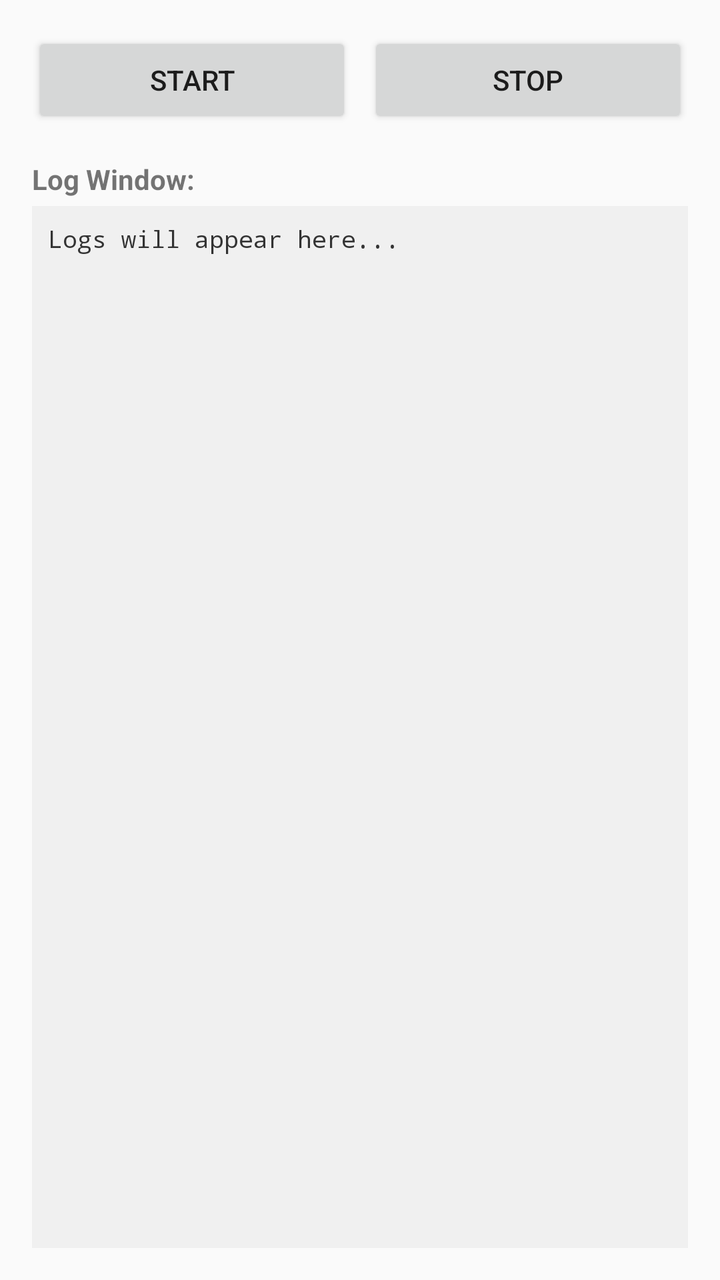
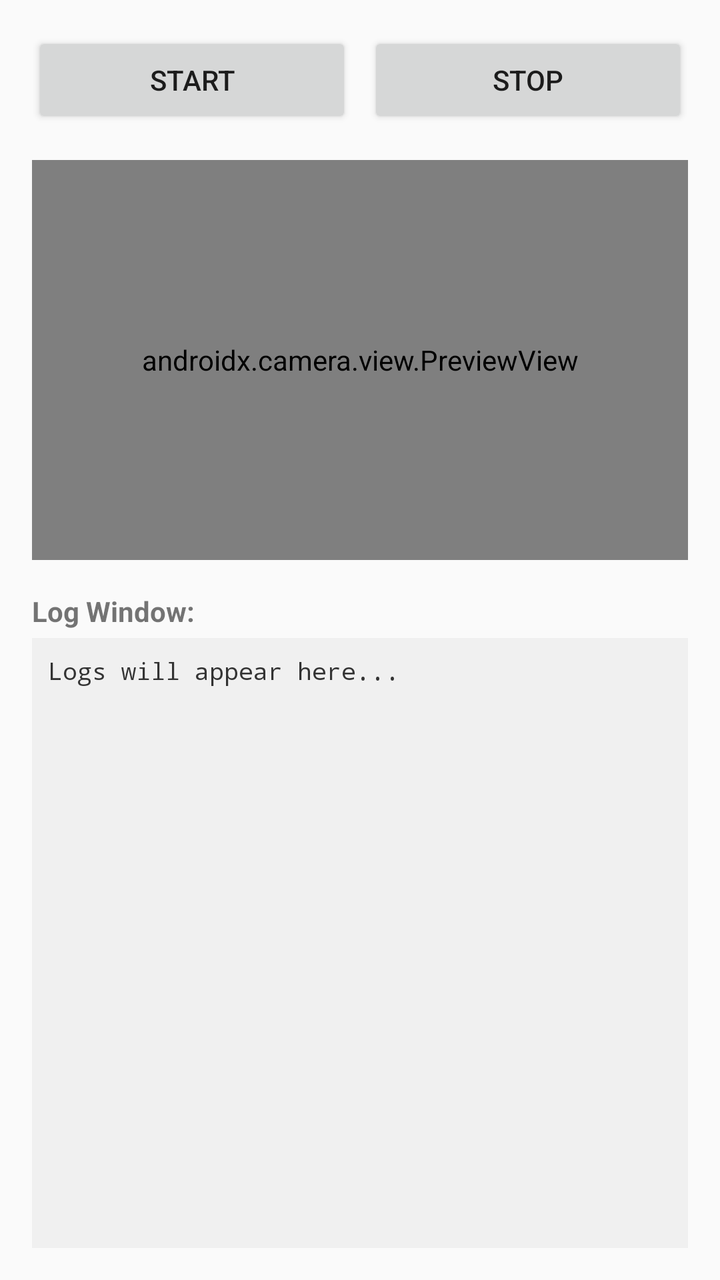

Two renders of the same Android screen: before a commit and after it. Below are the layout's source before the change and the commit's diff.
<!-- AndroidManifest.xml: activity theme Theme.Ekolodning -->
<!-- res/layout/activity_main.xml -->
<?xml version="1.0" encoding="utf-8"?>
<LinearLayout
    xmlns:android="http://schemas.android.com/apk/res/android"
    android:layout_width="match_parent"
    android:layout_height="match_parent"
    android:orientation="vertical"
    android:padding="16dp">

    <LinearLayout
        android:layout_width="match_parent"
        android:layout_height="wrap_content"
        android:orientation="horizontal"
        android:gravity="center"
        android:layout_marginBottom="16dp">

        <Button
            android:id="@+id/startButton"
            android:text="Start"
            android:layout_width="0dp"
            android:layout_weight="1"
            android:layout_height="wrap_content"
            android:layout_marginEnd="8dp"/>

        <Button
            android:id="@+id/stopButton"
            android:text="Stop"
            android:layout_width="0dp"
            android:layout_weight="1"
            android:layout_height="wrap_content"/>
    </LinearLayout>

    <TextView
        android:layout_width="wrap_content"
        android:layout_height="wrap_content"
        android:text="Log Window:"
        android:textStyle="bold"
        android:layout_marginBottom="4dp"/>

    <ScrollView
        android:id="@+id/logScrollView"
        android:layout_width="match_parent"
        android:layout_height="0dp"
        android:layout_weight="1"
        android:background="#F0F0F0"
        android:padding="8dp">

        <TextView
            android:id="@+id/logTextView"
            android:layout_width="match_parent"
            android:layout_height="wrap_content"
            android:text="Logs will appear here..."
            android:fontFamily="monospace"
            android:textSize="12sp"
            android:textColor="#333333"/>
    </ScrollView>

</LinearLayout>
<!-- resources referenced by this layout -->
<resources>
  <style name="Theme.Ekolodning" parent="Theme.AppCompat.Light.NoActionBar" />
</resources>

<!-- the commit's change to res/layout/activity_main.xml (unified diff, before → after) -->
@@ -29,6 +29,13 @@
             android:layout_height="wrap_content"/>
     </LinearLayout>
 
+    <androidx.camera.view.PreviewView
+        android:id="@+id/viewFinder"
+        android:layout_width="match_parent"
+        android:layout_height="200dp"
+        android:layout_marginBottom="16dp"
+        android:background="@android:color/black" />
+
     <TextView
         android:layout_width="wrap_content"
         android:layout_height="wrap_content"
